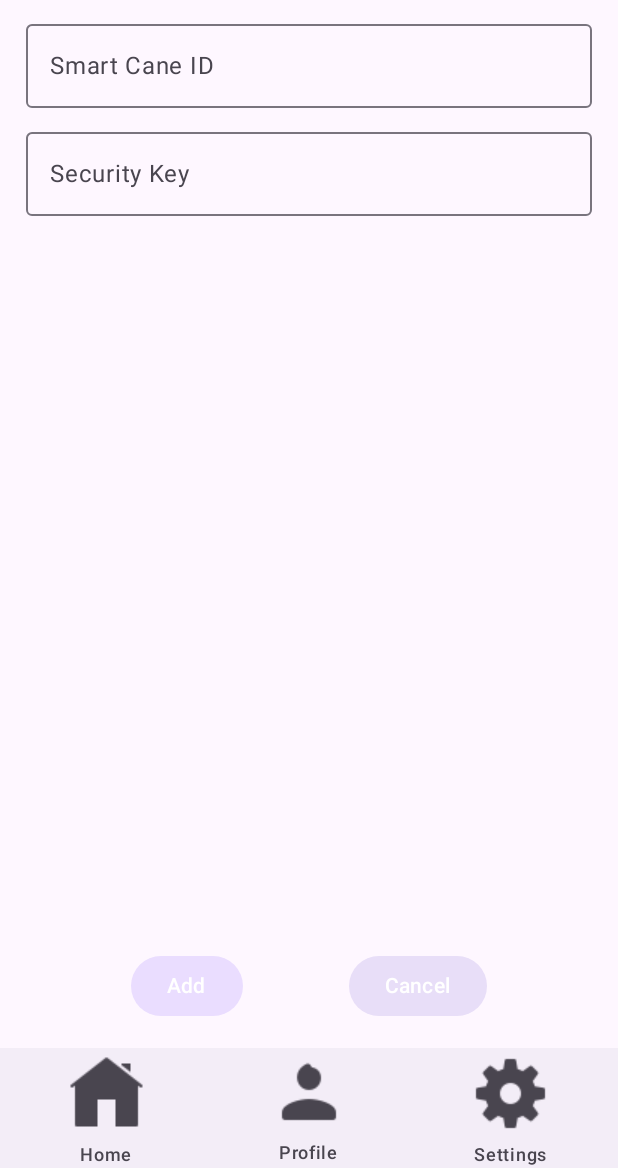
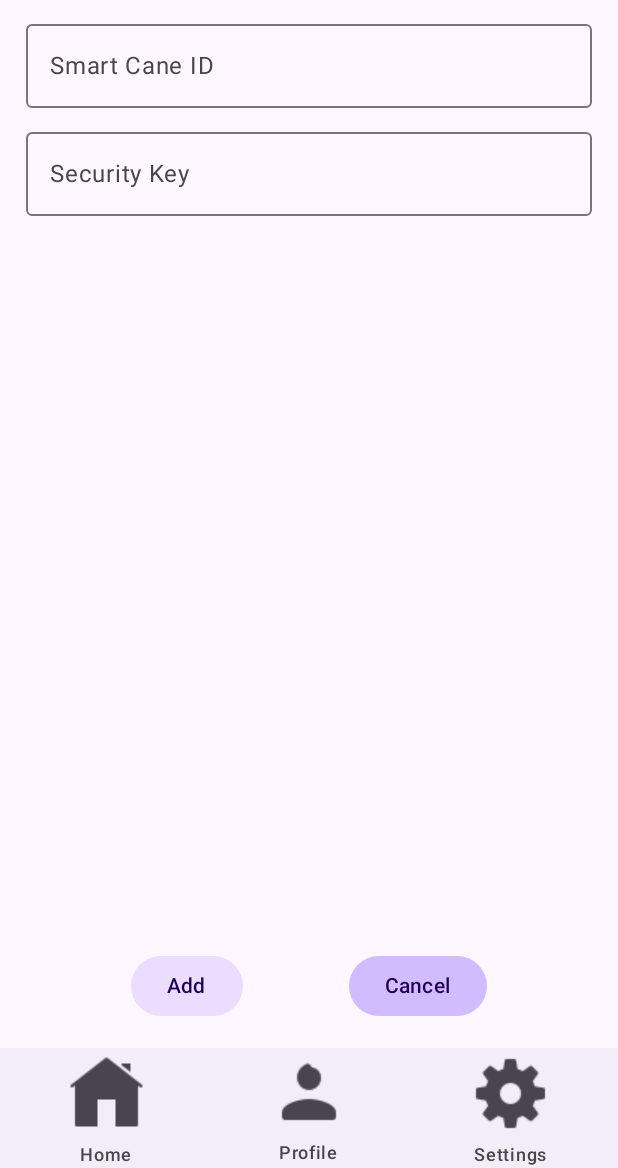
Before and after one commit to ombatii/app_GuideCane, an Android app built with Jetpack Compose: the AddUserScreen screen opened through its navigation route, on a phone screen of 412 x 824 dp, the part 68-1236 px from its top. Run offline under Robolectric (Android 15) with nearby library versions, the phone set to English and light mode, and no system bars; our stand-ins replace Dagger/Hilt's generated code, Firebase (no records; nobody signed in at launch, a user with empty details on screens opened directly), livedata-compose; Roboto replaces fonts that are not available here; 1 statement that could not run was skipped.

Commit message:
updated profile card and AddUserScreen

```diff
--- a/app/src/main/java/com/ombati/guidecaneapp/presentation/adduser/AddUserScreen.kt
+++ b/app/src/main/java/com/ombati/guidecaneapp/presentation/adduser/AddUserScreen.kt
@@ -119,7 +119,8 @@ fun AddUserScreen(
                         containerColor = MaterialTheme.colorScheme.primaryContainer
                     )
                 ) {
-                    Text("Add")
+                    Text("Add",
+                        color = MaterialTheme.colorScheme.onPrimaryContainer)
                 }
 
                 Button(
@@ -128,10 +129,11 @@ fun AddUserScreen(
                         navController.popBackStack()
                     },
                     colors = ButtonDefaults.buttonColors(
-                        containerColor = MaterialTheme.colorScheme.secondaryContainer
+                        containerColor = MaterialTheme.colorScheme.inversePrimary
                     )
                 ) {
-                    Text("Cancel")
+                    Text("Cancel",
+                        color = MaterialTheme.colorScheme.onPrimaryContainer)
                 }
             }
         }
--- a/app/src/main/java/com/ombati/guidecaneapp/presentation/components/ProfileCard.kt
+++ b/app/src/main/java/com/ombati/guidecaneapp/presentation/components/ProfileCard.kt
@@ -31,7 +31,6 @@ import androidx.compose.material3.Text
 import androidx.compose.runtime.Composable
 import androidx.compose.ui.Alignment
 import androidx.compose.ui.Modifier
-import androidx.compose.ui.graphics.Color
 import androidx.compose.ui.platform.LocalContext
 import androidx.compose.ui.unit.dp
 import androidx.navigation.NavController
@@ -51,7 +50,7 @@ fun ProfileCard(
     val emergencyColor = if (guideCaneUser.emergencyStatus == "Alert") MaterialTheme.colorScheme.error else MaterialTheme.colorScheme.tertiary
     val batteryLevel = guideCaneUser.batteryLevel?.toIntOrNull() ?: 50
 
-    val batteryColor = if (batteryLevel < 16) MaterialTheme.colorScheme.error else Color.Green
+    val batteryColor = if (batteryLevel < 16) MaterialTheme.colorScheme.error else MaterialTheme.colorScheme.tertiary
     val batteryIcon = when {
         batteryLevel > 75 -> Icons.Default.BatteryFull
         batteryLevel > 50 -> Icons.Default.Battery3Bar
```
